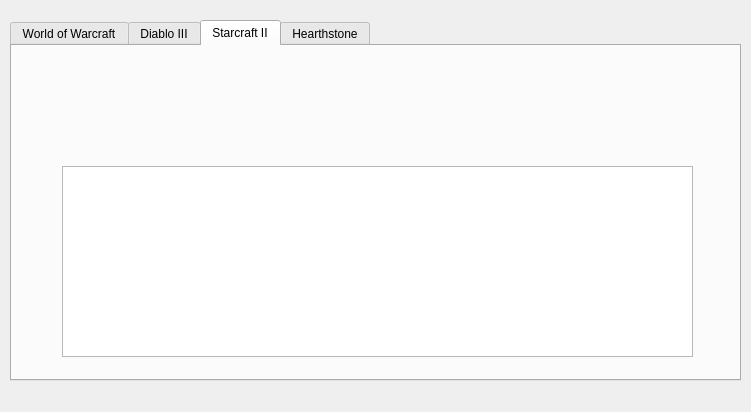
Above: explore.ui from AndyPlanells/finalprojectp3 before the change. Below: the same form after it.
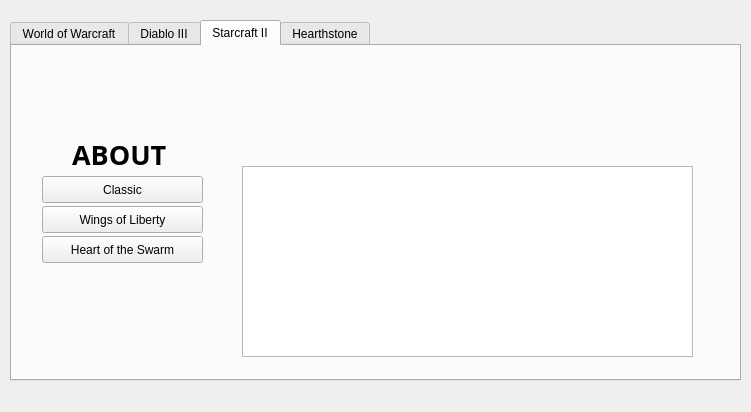
That is the form after the change. The open tabs and pages were chosen to show the change. Icons and pictures are not drawn.

Patch:
```diff
--- a/explore.ui
+++ b/explore.ui
@@ -196,10 +196,10 @@
     <widget class="QLabel" name="label_4">
      <property name="geometry">
       <rect>
-       <x>210</x>
+       <x>350</x>
        <y>0</y>
-       <width>261</width>
-       <height>121</height>
+       <width>241</width>
+       <height>131</height>
       </rect>
      </property>
      <property name="text">
@@ -215,13 +215,70 @@
     <widget class="QTextEdit" name="sc2_text">
      <property name="geometry">
       <rect>
-       <x>50</x>
+       <x>230</x>
        <y>120</y>
-       <width>631</width>
+       <width>451</width>
        <height>191</height>
       </rect>
      </property>
     </widget>
+    <widget class="QPushButton" name="pushButton_9">
+     <property name="geometry">
+      <rect>
+       <x>30</x>
+       <y>130</y>
+       <width>161</width>
+       <height>27</height>
+      </rect>
+     </property>
+     <property name="text">
+      <string>Classic</string>
+     </property>
+    </widget>
+    <widget class="QPushButton" name="pushButton_10">
+     <property name="geometry">
+      <rect>
+       <x>30</x>
+       <y>160</y>
+       <width>161</width>
+       <height>27</height>
+      </rect>
+     </property>
+     <property name="text">
+      <string>Wings of Liberty</string>
+     </property>
+    </widget>
+    <widget class="QPushButton" name="pushButton_11">
+     <property name="geometry">
+      <rect>
+       <x>30</x>
+       <y>190</y>
+       <width>161</width>
+       <height>27</height>
+      </rect>
+     </property>
+     <property name="text">
+      <string>Heart of the Swarm</string>
+     </property>
+    </widget>
+    <widget class="QLabel" name="label_8">
+     <property name="geometry">
+      <rect>
+       <x>60</x>
+       <y>90</y>
+       <width>111</width>
+       <height>31</height>
+      </rect>
+     </property>
+     <property name="font">
+      <font>
+       <family>LKLUG</family>
+      </font>
+     </property>
+     <property name="text">
+      <string>&lt;html&gt;&lt;head/&gt;&lt;body&gt;&lt;p&gt;&lt;span style=&quot; font-size:20pt; font-weight:600; color:#000000;&quot;&gt;ABOUT&lt;/span&gt;&lt;/p&gt;&lt;/body&gt;&lt;/html&gt;</string>
+     </property>
+    </widget>
    </widget>
    <widget class="QWidget" name="tab_5">
     <attribute name="title">
```
Left out of the diff: 101 changed lines with no effect on the pictures.
